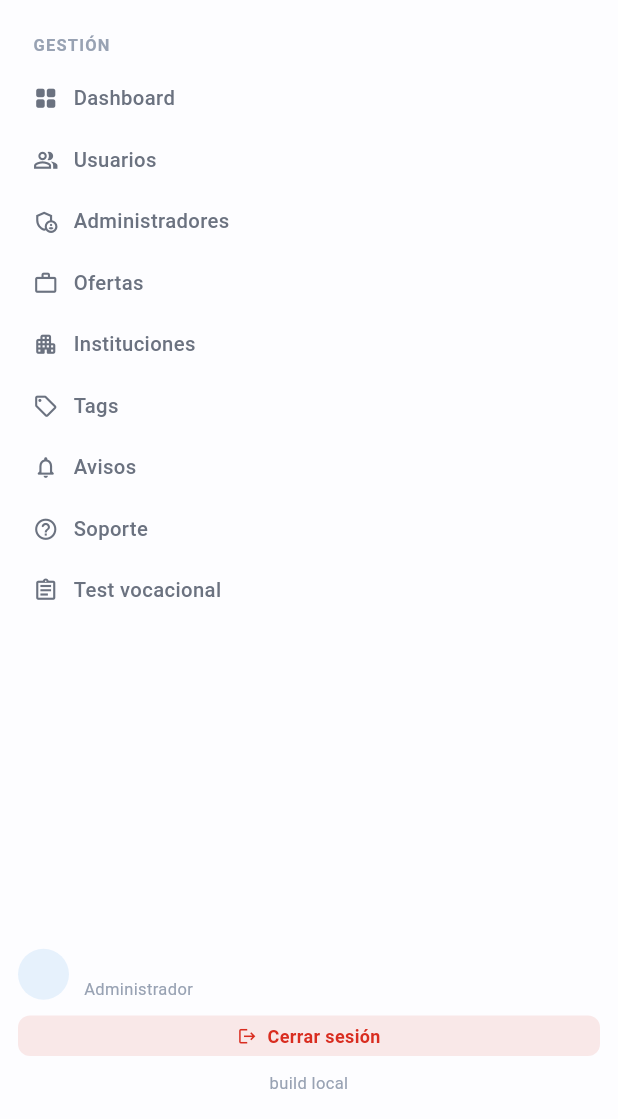
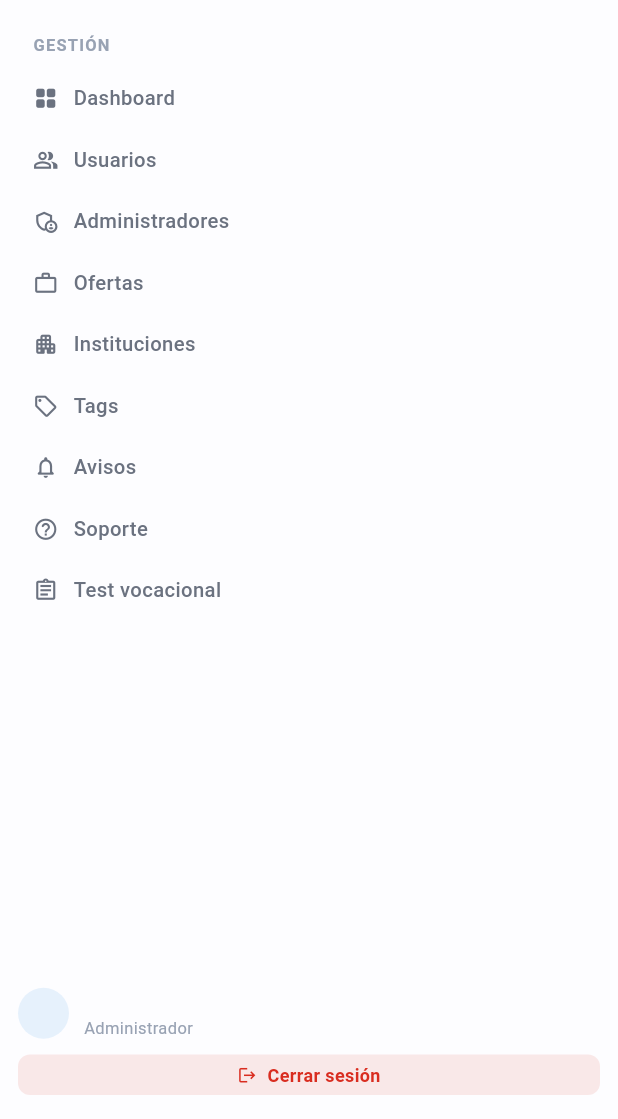
Before and after one commit to MVQuinteros/PanelAdministracionCursar, a Flutter app: the _Sidebar widget shown alone on an empty page, opened directly with empty values, on a phone screen of 412 x 824 dp, the part 117-1236 px from its top. Run offline on Flutter 3.47's test engine with Material 3 defaults, Android fonts, the phone set to English and light mode, and no system bars; our stand-ins replace cloud_firestore, firebase_auth, firebase_core, fl_chart, flutter_riverpod, go_router and 2 more; missing offline and left inert: dart:js_interop; accounts and stored records are empty; statements that could not run were skipped.

Commit message:
sidebar: se va el sello del build
Mostraba "build <sha>" al pie del menu lateral. Se pidio sacarlo: en el uso
diario no aporta y confunde mas de lo que ayuda.

Con el se van tambien `build_info.dart` y el `--dart-define=BUILD_SHA` del
workflow de Pages: sin nadie que lo lea, era un dato que solo viajaba dentro
del bundle.

Para saber que build esta sirviendo Pages queda el run de GitHub Actions del
commit, que es donde el deploy tarda lo que tarda (la cache de Pages no
cambia por esto).

Tests: 115/115, analyze limpio. Cambio visual minimo: el sidebar cerraba con
el hash y ahora cierra con "Cerrar sesion".

```diff
--- a/lib/core/build_info.dart
+++ /dev/null
@@ -1,16 +0,0 @@
-/// Sello del build publicado.
-///
-/// Lo inyecta el workflow de Pages (`--dart-define=BUILD_SHA=${{ github.sha }}`)
-/// y se muestra chiquito al pie del menú lateral. Sirve para cortar la duda
-/// recurrente de "no veo los cambios": GitHub Pages cachea 10 minutos, así que
-/// puede estar sirviendo el build anterior, y mirar el hash es la forma rápida
-/// de saber cuál está viendo cada uno.
-const String kBuildSha = String.fromEnvironment('BUILD_SHA');
-
-/// Etiqueta corta del build actual; `build local` en los builds de desarrollo
-/// (hechos con `flutter run`, que no pasan `--dart-define`).
-String get buildLabel {
-  if (kBuildSha.isEmpty) return 'build local';
-  final short = kBuildSha.length > 7 ? kBuildSha.substring(0, 7) : kBuildSha;
-  return 'build $short';
-}
--- a/lib/features/shell/app_shell.dart
+++ b/lib/features/shell/app_shell.dart
@@ -2,7 +2,6 @@ import 'package:flutter/material.dart';
 import 'package:flutter_riverpod/flutter_riverpod.dart';
 import 'package:go_router/go_router.dart';
 
-import '../../core/build_info.dart';
 import '../../core/theme/app_theme.dart';
 import '../../core/theme/cursar_palette.dart';
 import '../../core/theme/theme_controller.dart';
@@ -269,14 +268,6 @@ class _Sidebar extends StatelessWidget {
                   onPressed: () => ref.read(authControllerProvider.notifier).signOut(),
                 ),
               ),
-              const SizedBox(height: 10),
-              // Sello del build: si alguna vez "no se ve el cambio", este hash
-              // dice de un vistazo qué versión está sirviendo el navegador.
-              Text(
-                buildLabel,
-                textAlign: TextAlign.center,
-                style: TextStyle(color: p.textMuted, fontSize: AppTokens.xs),
-              ),
             ],
           ),
         ),
```
Also changed, not shown: 1 other file.
